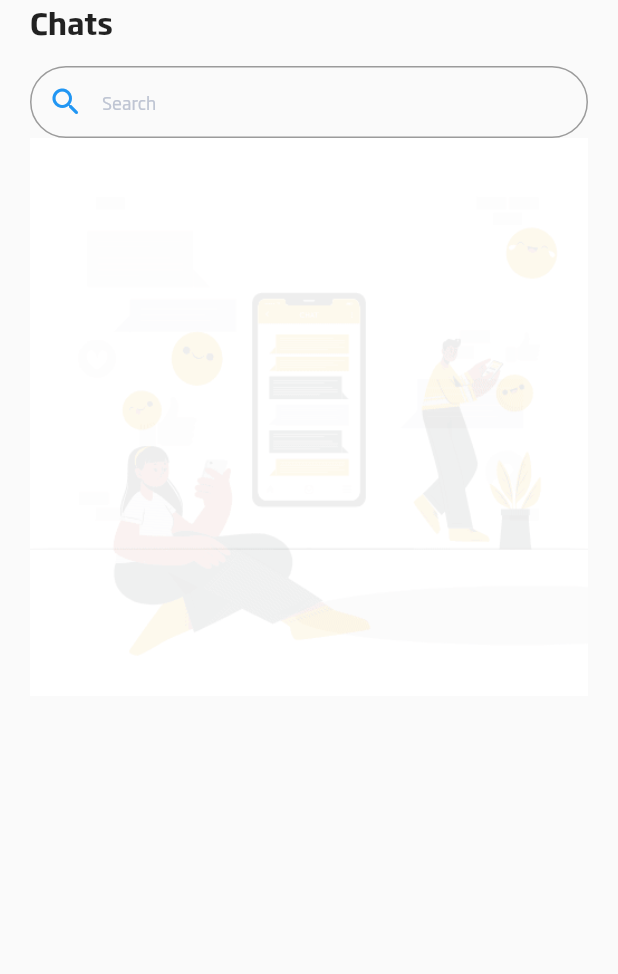
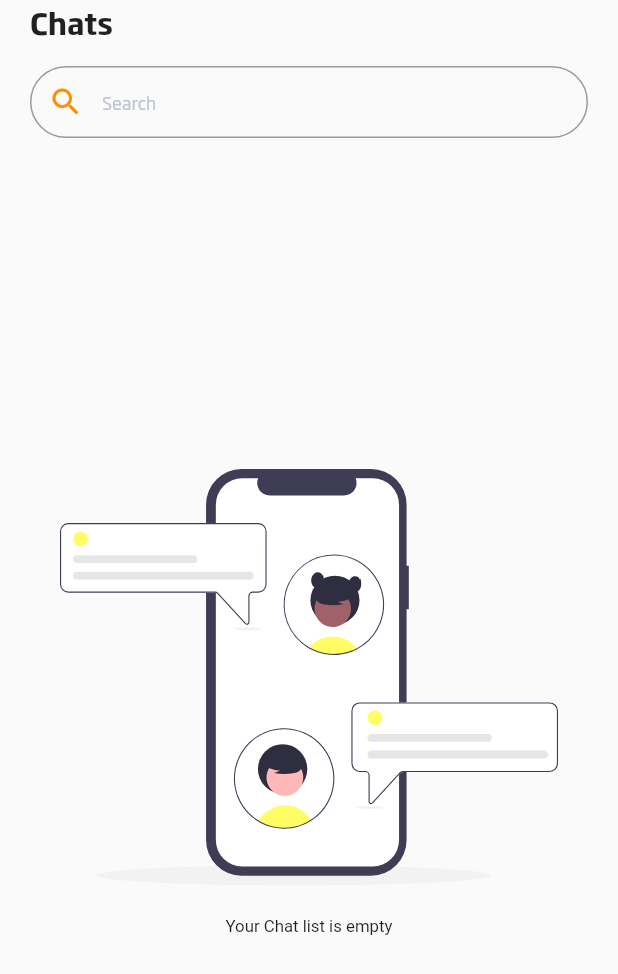
Before and after one commit to Saiprasad122/fitness99, a Flutter app: the ChatScreenView screen opened by its route, on a phone screen of 412 x 824 dp. Shown: the top 974 px of the screen. Run offline on Flutter 3.47's test engine with Material 2 defaults, Android fonts, the phone set to English and light mode, and no system bars; our stand-ins replace cloud_firestore, firebase_auth, firebase_core, flutter_svg, get, logger and 1 more; accounts and stored records are empty; project files that could hold a hidden picture were left out.

Commit message:
minor:chatScreen

```diff
--- a/lib/controllers/auth_screen_controller/login_screen_controller.dart
+++ b/lib/controllers/auth_screen_controller/login_screen_controller.dart
@@ -73,7 +73,7 @@ class LoginController extends GetxController {
           preferences.setString('email', emailTED.value.text);
           print('THe shard pref is ${preferences.getString('email')}');
           Get.back();
-          Get.offNamed(Routes.ChatScreen);
+          Get.offNamed(Routes.DashboardScreen);
         } else {
           apiCalling.value = false;
           Get.snackbar(
--- a/lib/controllers/auth_screen_controller/signup_screen_controller.dart
+++ b/lib/controllers/auth_screen_controller/signup_screen_controller.dart
@@ -64,7 +64,7 @@ class SignUpScreenController extends GetxController {
             '',
             snackPosition: SnackPosition.BOTTOM,
           );
-          Get.offNamed(Routes.ChatScreen);
+          Get.offNamed(Routes.DashboardScreen);
         } else {
           apiCalling.value = false;
           // ScaffoldMessenger.of(context).clearSnackBars();
--- a/lib/controllers/auth_screen_controller/splashscreen_controller.dart
+++ b/lib/controllers/auth_screen_controller/splashscreen_controller.dart
@@ -11,7 +11,7 @@ class SplashViewController extends GetxController {
       SharedPreferences preferences = await SharedPreferences.getInstance();
       print('THe shard pref is ${preferences.getString('email')}');
       if (preferences.getString('email') != null) {
-        Get.offNamed(Routes.ChatScreen);
+        Get.offNamed(Routes.DashboardScreen);
       } else {
         Get.back();
         Get.put(Routes.OnBoardScreen);
--- a/lib/views/chat_screen/chat_screen.dart
+++ b/lib/views/chat_screen/chat_screen.dart
@@ -1,5 +1,7 @@
+import 'package:fitness_99/global/utils/dimensions.dart';
 import 'package:fitness_99/global/utils/fontsAndSizes.dart';
 import 'package:flutter/material.dart';
+import 'package:flutter_svg/svg.dart';
 
 class ChatScreenView extends StatelessWidget {
   const ChatScreenView({Key? key}) : super(key: key);
@@ -11,6 +13,7 @@ class ChatScreenView extends StatelessWidget {
         child: Padding(
           padding: const EdgeInsets.symmetric(horizontal: 20),
           child: Column(
+            mainAxisAlignment: MainAxisAlignment.center,
             crossAxisAlignment: CrossAxisAlignment.start,
             children: [
               Text(
@@ -37,13 +40,27 @@ class ChatScreenView extends StatelessWidget {
                   ),
                   prefixIcon: Icon(
                     Icons.search_rounded,
-                    color: Colors.blue,
+                    color: Colors.amber[800],
                   ),
                   hintText: 'Search',
                   hintStyle: TextStyles.sgproRegular.f18.greyLight,
                 ),
               ),
-              Image.asset('assets/gifs/Chat.gif')
+              Expanded(
+                child: Column(
+                  mainAxisAlignment: MainAxisAlignment.center,
+                  children: [
+                    Padding(
+                      padding: const EdgeInsets.symmetric(horizontal: 20),
+                      child: SvgPicture.asset(
+                        'assets/svgs/Chatting.svg',
+                        height: AppSizedBoxConfigs.screenHeight * 0.5,
+                      ),
+                    ),
+                    Center(child: Text('Your Chat list is empty'))
+                  ],
+                ),
+              ),
             ],
           ),
         ),
```
